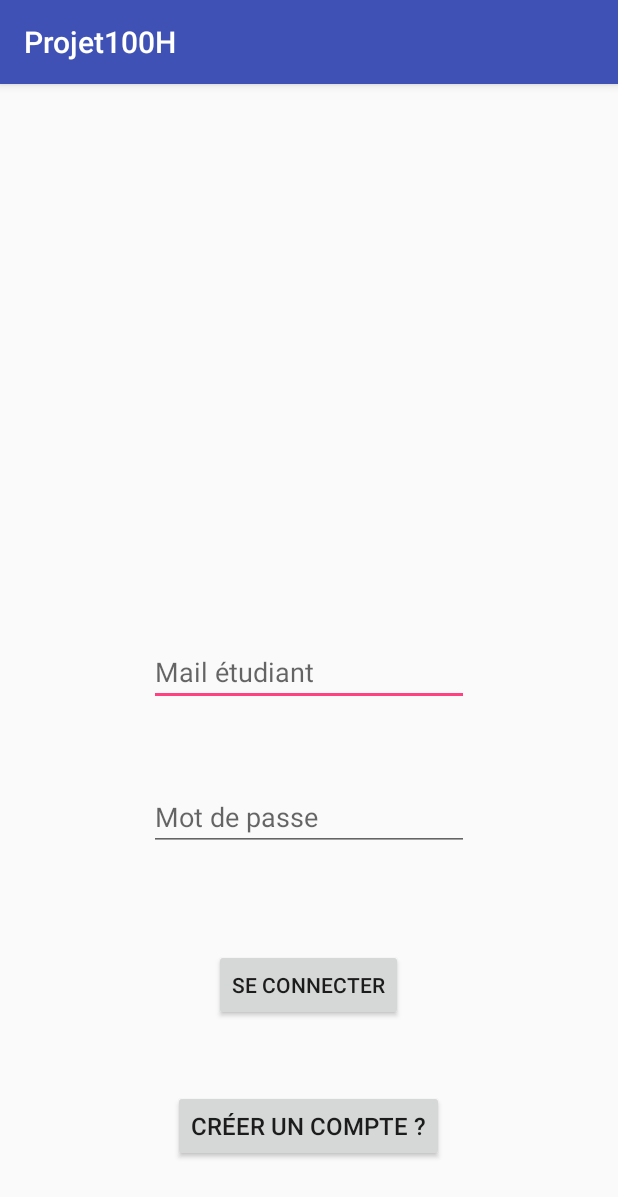
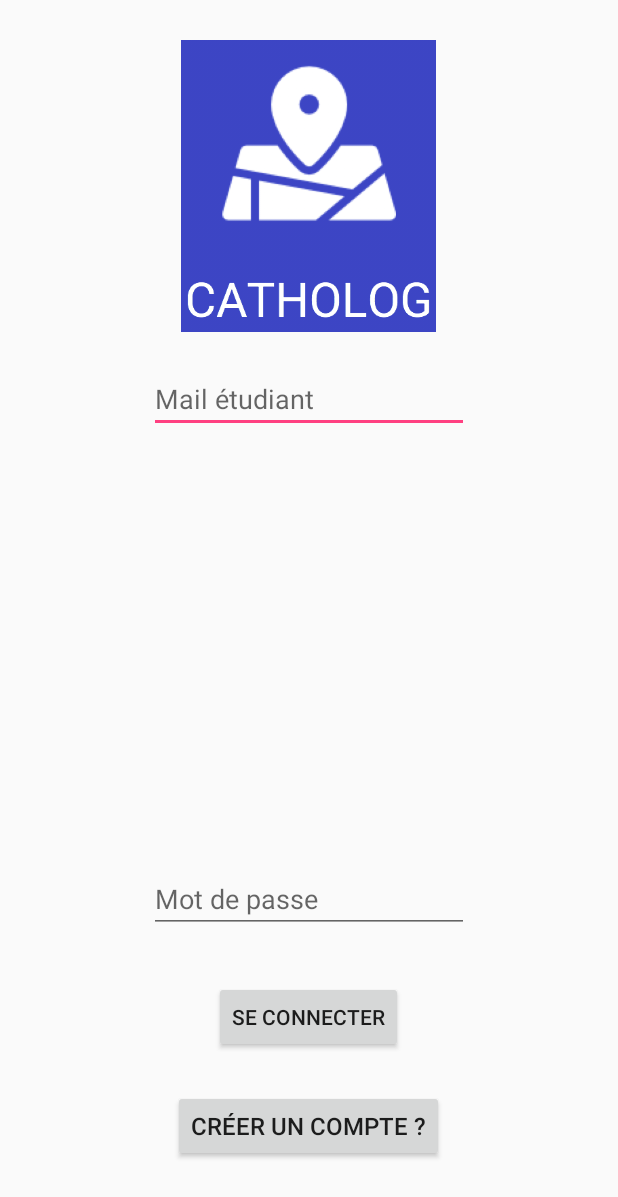
Before and after one commit to matlamy/appli_event, an Android app: the screen it shows after launch (ConnexionActivity), on a phone screen of 412 x 824 dp. Shown: the top 1197 px of the screen. Run offline under Robolectric (Android 15) with nearby library versions, the phone set to English and light mode, and no system bars; our stand-ins replace Firebase (no records; nobody signed in at launch, a user with empty details on screens opened directly).

Commit message:
logo
logo plus police

```diff
--- a/PROJET/app/src/main/res/layout/activity_connexion.xml
+++ b/PROJET/app/src/main/res/layout/activity_connexion.xml
@@ -6,13 +6,22 @@
     android:layout_height="match_parent"
     tools:context="com.lamy.mathilde.projet100h.Activity.ConnexionActivity">
 
+    <ImageView
+        android:layout_width="170dp"
+        android:layout_height="196dp"
+        android:layout_alignParentTop="true"
+        android:layout_centerHorizontal="true"
+        android:layout_gravity="center_horizontal"
+        android:layout_marginTop="26dp"
+        android:src="@mipmap/logo" />
+
     <EditText
         android:id="@+id/editTextMail"
         android:layout_width="wrap_content"
         android:layout_height="wrap_content"
-        android:layout_above="@+id/editTextPassword"
-        android:layout_alignStart="@+id/editTextPassword"
-        android:layout_marginBottom="51dp"
+        android:layout_alignParentTop="true"
+        android:layout_centerHorizontal="true"
+        android:layout_marginTop="243dp"
         android:ems="10"
         android:hint="Mail étudiant"
         android:inputType="textPersonName"
@@ -24,21 +33,21 @@
         android:id="@+id/buttonConnexion"
         android:layout_width="wrap_content"
         android:layout_height="wrap_content"
+        android:layout_alignParentBottom="true"
+        android:layout_centerHorizontal="true"
+        android:layout_marginBottom="122dp"
         android:text="Se connecter"
         android:visibility="visible"
         tools:layout_editor_absoluteX="145dp"
-        tools:layout_editor_absoluteY="392dp"
-        android:layout_alignParentBottom="true"
-        android:layout_centerHorizontal="true"
-        android:layout_marginBottom="143dp" />
+        tools:layout_editor_absoluteY="392dp" />
 
     <EditText
         android:id="@+id/editTextPassword"
         android:layout_width="wrap_content"
         android:layout_height="wrap_content"
-        android:layout_above="@+id/buttonConnexion"
+        android:layout_alignParentBottom="true"
         android:layout_centerHorizontal="true"
-        android:layout_marginBottom="65dp"
+        android:layout_marginBottom="202dp"
         android:ems="10"
         android:hint="Mot de passe"
         android:inputType="textPassword" />
```
Also changed, not shown: PROJET/app/src/main/res/values/styles.xml (+36 -2 lines), PROJET/app/src/main/res/mipmap-hdpi/logo.png (added).
